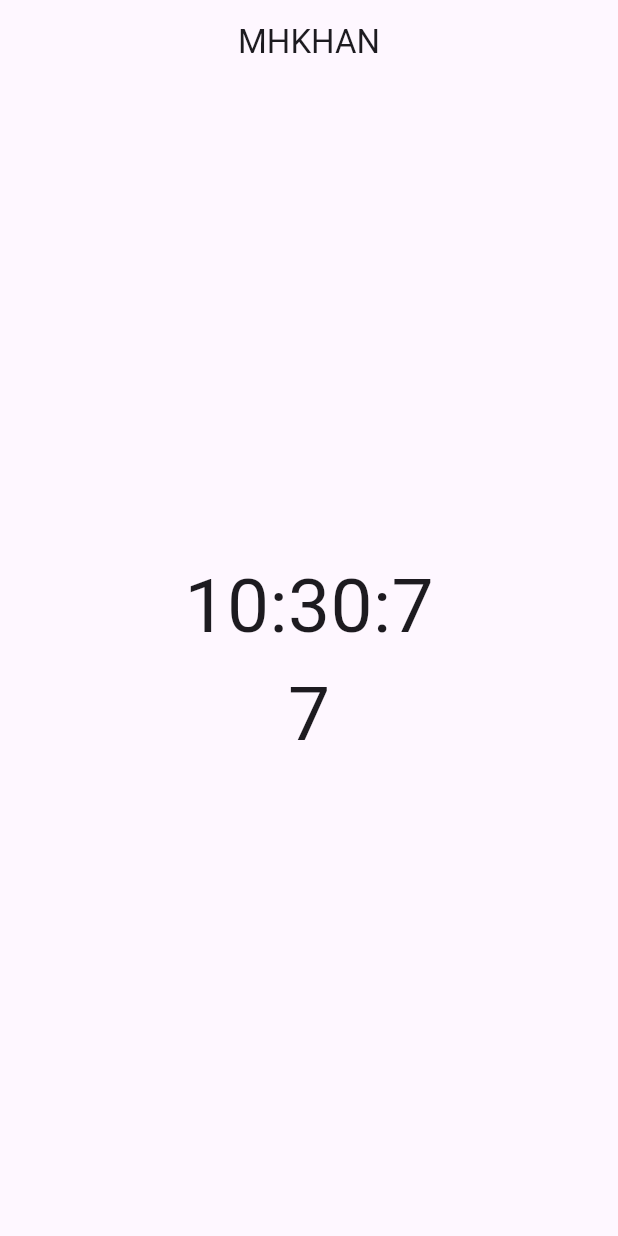
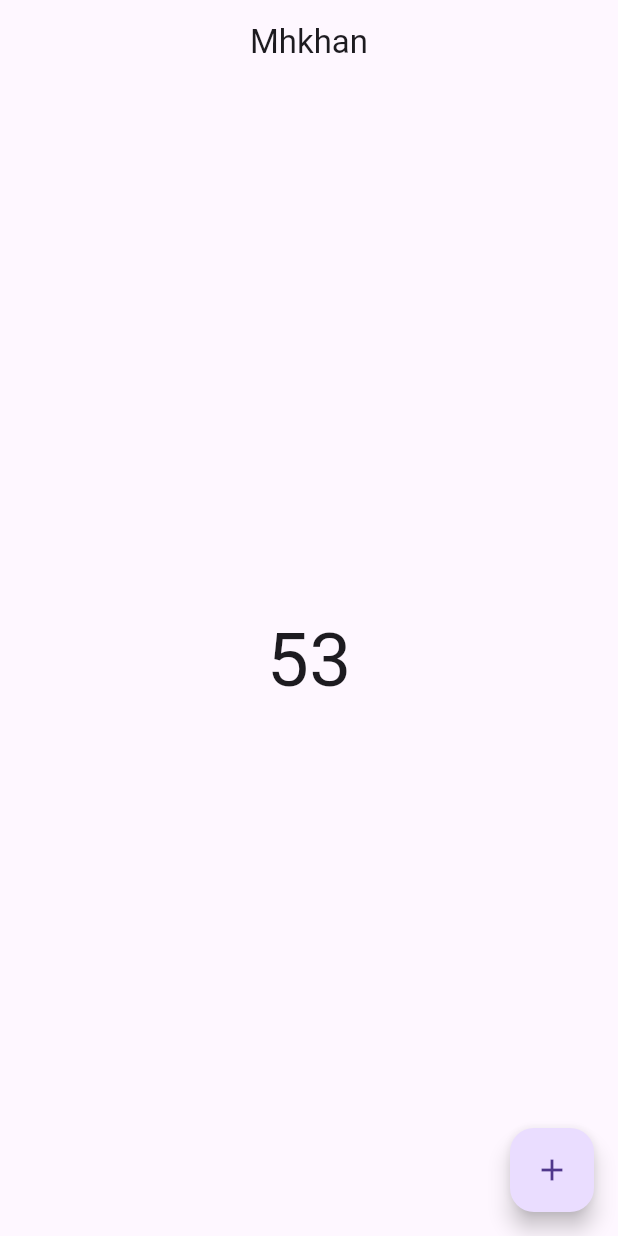
Before and after one commit to Haroonkhan934/practice_project, a Flutter app: the screen it shows after launch, on a phone screen of 412 x 824 dp. Run offline on Flutter 3.47's test engine with Material 3 defaults, Android fonts, the phone set to English and light mode, and no system bars.

Commit message:
ok done changes

```diff
--- a/lib/main.dart
+++ b/lib/main.dart
@@ -1,7 +1,10 @@
 import 'package:flutter/material.dart';
 import 'package:practice_project/home_screen.dart';
+import 'package:practice_project/provider/count_provider.dart';
+import 'package:practice_project/screen/count_example.dart';
 import 'package:practice_project/statefull_widget_screen.dart';
 import 'package:practice_project/why_provider.dart';
+import 'package:provider/provider.dart';
 
 void main() {
   runApp(const MyApp());
@@ -13,10 +16,15 @@ class MyApp extends StatelessWidget {
   // This widget is the root of your application.
   @override
   Widget build(BuildContext context) {
-    return MaterialApp(
-      title: 'Flutter Demo',
-      theme: ThemeData(primarySwatch: Colors.blue), // ThemeData
-      home:const WhyProviderScreen(),
+
+    return ChangeNotifierProvider(
+    create: (_) => CountProvider(),
+      child:MaterialApp(
+        title: 'Flutter Demo',
+        theme: ThemeData(primarySwatch: Colors.blue), // ThemeData
+        home: const CountExample(),
+      ) ,
     );
+
   }
 }
--- /dev/null
+++ b/lib/provider/count_provider.dart
@@ -0,0 +1,12 @@
+import 'package:flutter/foundation.dart';
+
+
+class CountProvider with ChangeNotifier{
+  int _count =50;
+  int get count => _count;
+
+  void setCount(){
+    _count++;
+    notifyListeners();
+  }
+}
--- /dev/null
+++ b/lib/screen/count_example.dart
@@ -0,0 +1,46 @@
+import 'dart:async';
+
+import 'package:flutter/material.dart';
+import 'package:practice_project/provider/count_provider.dart';
+import 'package:provider/provider.dart';
+
+class CountExample extends StatefulWidget {
+  const CountExample({super.key});
+
+  @override
+  State<CountExample> createState() => _CountExampleState();
+}
+
+class _CountExampleState extends State<CountExample> {
+  @override
+  @override
+  void initState() {
+    // TODO: implement initState
+    super.initState();
+    final countProvider = Provider.of<CountProvider>(context,listen: false);
+    print('build');
+    Timer.periodic(Duration(seconds: 2),(timer){
+      countProvider.setCount();
+  });
+
+  }
+  Widget build(BuildContext context) {
+    final countProvider = Provider.of<CountProvider>(context,listen: false);
+
+    return Scaffold(
+      appBar: AppBar(title: Center(child: Text('Mhkhan'))),
+      body: Center(
+          child: Consumer<CountProvider>(builder: (context,value,child){
+           return Text(countProvider.count.toString(),
+             style: TextStyle(fontSize: 50),);
+    }),
+      ),
+      floatingActionButton: FloatingActionButton(
+        onPressed: () {
+          countProvider.setCount();
+        },
+        child: Icon(Icons.add),
+      ),
+    );
+  }
+}
--- a/pubspec.yaml
+++ b/pubspec.yaml
@@ -34,6 +34,7 @@ dependencies:
   # The following adds the Cupertino Icons font to your application.
   # Use with the CupertinoIcons class for iOS style icons.
   cupertino_icons: ^1.0.8
+  provider: ^6.1.5
 
 dev_dependencies:
   flutter_test:
```
Also changed, not shown: lib/why_provider.dart (+13 -15 lines), pubspec.lock.
